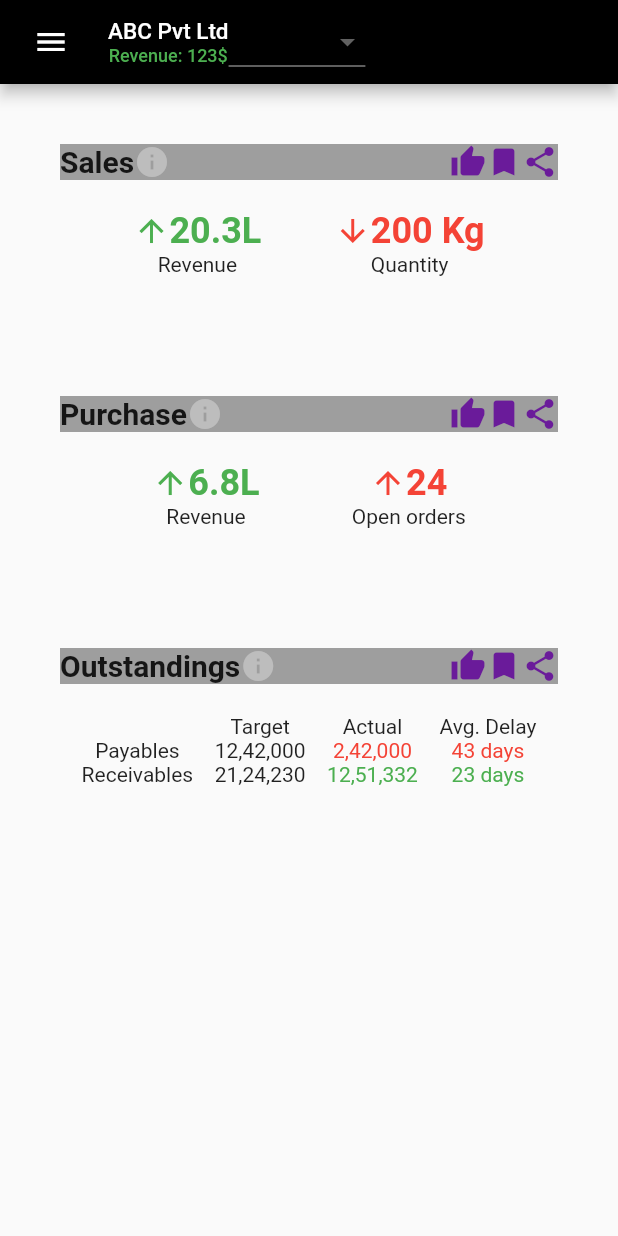
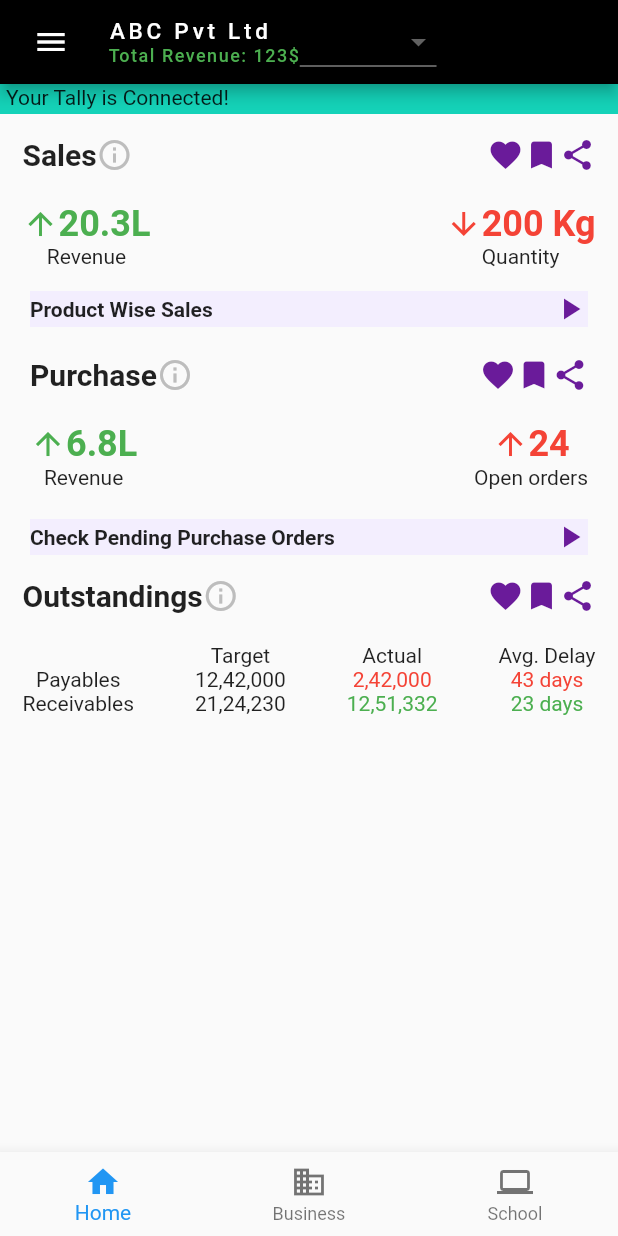
Before and after one commit to TallyAssist/TallyAssist, a Flutter app: the DashboardScreen screen opened directly, on a phone screen of 412 x 824 dp. Run offline on Flutter 3.47's test engine with Material 2 defaults, Android fonts, the phone set to English and light mode, and no system bars; our stand-ins replace charts_flutter, flutter_login.

Commit message:
adds further styling to dashboard

```diff
--- a/lib/dashboard.dart
+++ b/lib/dashboard.dart
@@ -25,18 +25,21 @@ class DashboardScreen extends StatelessWidget {
         title: Row(
           children: <Widget>[
             Column(
+              crossAxisAlignment: CrossAxisAlignment.start,
               children: <Widget>[
                 const Text(
                   'ABC Pvt Ltd',
                   style: TextStyle(
                     fontSize: 15,
+                    letterSpacing: 2.5,
                   ),
                 ),
                 const Text(
-                  'Revenue: 123\$',
+                  'Total Revenue: 123\$',
                   style: TextStyle(
                     color: Colors.green,
                     fontSize: 12,
+                    letterSpacing: 1.0,
                   ),
                 ),
               ],
@@ -65,29 +68,87 @@ class DashboardScreen extends StatelessWidget {
       ),
       body: Column(
         children: <Widget>[
+          Container(
+            child: Padding(
+              padding: const EdgeInsets.fromLTRB(4.0, 1.0, 10.0, 1.0),
+              child: Text('Your Tally is Connected!'),
+            ),
+            color: const Color(0xff14D2B8),
+            width: MediaQuery.of(context).size.width,
+            height: 20,
+          ),
           // Container 1 - Sales
           Container(
             child: SalesDashboardWidget(),
-            margin: const EdgeInsets.all(30.0),
-            padding: const EdgeInsets.all(10.0),
+            margin: const EdgeInsets.all(15.0),
             // decoration: myBoxDecoration()
+          ),
+          Container(
+            margin: const EdgeInsets.only(left: 20.0, right: 20.0),
+            color: Color(0xffF3EEFE),
+            child: Row(
+              mainAxisAlignment: MainAxisAlignment.spaceBetween,
+              children: <Widget>[
+                Text(
+                  'Product Wise Sales',
+                  style: TextStyle(fontWeight: FontWeight.bold),
+                ),
+                Icon(
+                  Icons.play_arrow,
+                  color: Colors.purple[800],
+                )
+              ],
+            ),
           ),
           // Container 2 - Purchases
           Container(
             child: PurchaseDashboardWidget(),
-            margin: const EdgeInsets.all(30.0),
-            padding: const EdgeInsets.all(10.0),
+            margin: const EdgeInsets.all(20.0),
             // decoration: myBoxDecoration()
           ),
           Container(
+            margin: const EdgeInsets.only(left: 20.0, right: 20.0),
+            color: Color(0xffF3EEFE),
+            child: Row(
+              mainAxisAlignment: MainAxisAlignment.spaceBetween,
+              children: <Widget>[
+                Text(
+                  'Check Pending Purchase Orders',
+                  style: TextStyle(fontWeight: FontWeight.bold),
+                ),
+                Icon(
+                  Icons.play_arrow,
+                  color: Colors.purple[800],
+                )
+              ],
+            ),
+          ),
+          Container(
             child: OutstandingsDashboardWidget(),
-            margin: const EdgeInsets.all(30.0),
-            padding: const EdgeInsets.all(10.0),
+            margin: const EdgeInsets.all(15.0),
             // decoration: myBoxDecoration()
           ),
         ],
       ),
-      // bottomNavigationBar: ,
+      bottomNavigationBar: BottomNavigationBar(
+        items: const <BottomNavigationBarItem>[
+          BottomNavigationBarItem(
+            icon: Icon(Icons.home),
+            title: Text('Home'),
+          ),
+          BottomNavigationBarItem(
+            icon: Icon(Icons.business),
+            title: Text('Business'),
+          ),
+          BottomNavigationBarItem(
+            icon: Icon(Icons.computer),
+            title: Text('School'),
+          ),
+        ],
+        // currentIndex: _selectedIndex,
+        // selectedItemColor: Colors.amber[800],
+        // onTap: _onItemTapped,
+      ),
     );
   }
 }
@@ -104,7 +165,6 @@ class SalesDashboardWidget extends StatelessWidget {
         children: <Widget>[
           Container(
             child: SalesDashboardWidgetTitleRow(),
-            color: Colors.grey,
           ),
           const SizedBox(
             height: 20,
@@ -124,7 +184,7 @@ class SalesDashboardWidgetContentRow extends StatelessWidget {
   @override
   Widget build(BuildContext context) {
     return Row(
-      mainAxisAlignment: MainAxisAlignment.spaceEvenly,
+      mainAxisAlignment: MainAxisAlignment.spaceBetween,
       children: <Widget>[
         Container(
           child: Column(
@@ -195,7 +255,7 @@ class SalesDashboardWidgetTitleRow extends StatelessWidget {
                 style: TextStyle(fontWeight: FontWeight.bold, fontSize: 20),
               ),
               Icon(
-                Icons.info,
+                Icons.info_outline,
                 color: Colors.grey[400],
               ),
             ],
@@ -205,7 +265,7 @@ class SalesDashboardWidgetTitleRow extends StatelessWidget {
           child: Row(
             children: <Widget>[
               Icon(
-                Icons.thumb_up,
+                Icons.favorite,
                 color: Colors.purple[800],
               ),
               Icon(
@@ -236,7 +296,6 @@ class PurchaseDashboardWidget extends StatelessWidget {
         children: <Widget>[
           Container(
             child: PurchaseDashboardWidgetTitleRow(),
-            color: Colors.grey,
           ),
           const SizedBox(
             height: 20,
@@ -256,7 +315,7 @@ class PurchaseDashboardWidgetContentRow extends StatelessWidget {
   @override
   Widget build(BuildContext context) {
     return Row(
-      mainAxisAlignment: MainAxisAlignment.spaceEvenly,
+      mainAxisAlignment: MainAxisAlignment.spaceBetween,
       children: <Widget>[
         Container(
           child: Column(
@@ -327,7 +386,7 @@ class PurchaseDashboardWidgetTitleRow extends StatelessWidget {
                 style: TextStyle(fontWeight: FontWeight.bold, fontSize: 20),
               ),
               Icon(
-                Icons.info,
+                Icons.info_outline,
                 color: Colors.grey[400],
               ),
             ],
@@ -337,7 +396,7 @@ class PurchaseDashboardWidgetTitleRow extends StatelessWidget {
           child: Row(
             children: <Widget>[
               Icon(
-                Icons.thumb_up,
+                Icons.favorite,
                 color: Colors.purple[800],
               ),
               Icon(
@@ -368,7 +427,6 @@ class OutstandingsDashboardWidget extends StatelessWidget {
         children: <Widget>[
           Container(
             child: OutstandingsDashboardWidgetTitleRow(),
-            color: Colors.grey,
           ),
           const SizedBox(
             height: 20,
@@ -388,7 +446,7 @@ class OutstandingsDashboardWidgetContentRow extends StatelessWidget {
   @override
   Widget build(BuildContext context) {
     return Row(
-      mainAxisAlignment: MainAxisAlignment.spaceEvenly,
+      mainAxisAlignment: MainAxisAlignment.spaceBetween,
       children: <Widget>[
         Column(
           children: <Widget>[
@@ -453,7 +511,7 @@ class OutstandingsDashboardWidgetTitleRow extends StatelessWidget {
                 style: TextStyle(fontWeight: FontWeight.bold, fontSize: 20),
               ),
               Icon(
-                Icons.info,
+                Icons.info_outline,
                 color: Colors.grey[400],
               ),
             ],
@@ -463,7 +521,7 @@ class OutstandingsDashboardWidgetTitleRow extends StatelessWidget {
           child: Row(
             children: <Widget>[
               Icon(
-                Icons.thumb_up,
+                Icons.favorite,
                 color: Colors.purple[800],
               ),
               Icon(
```
